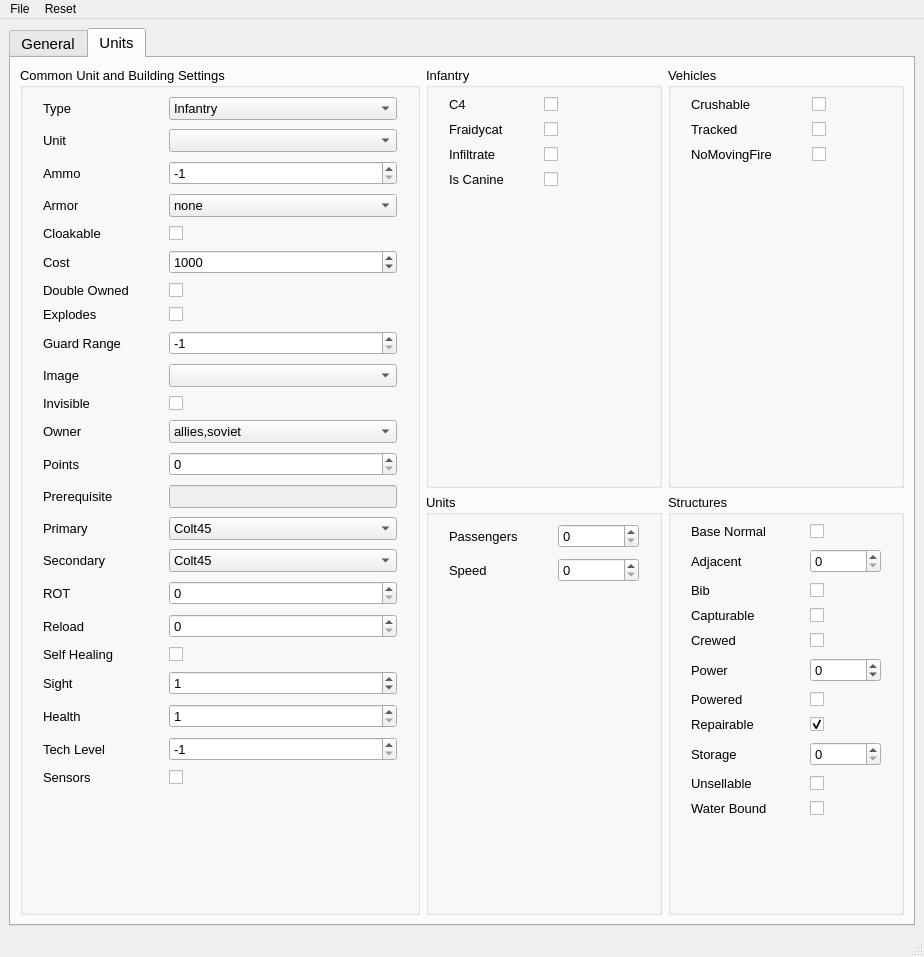
DavidWalshe93/Red-Alert-Remastered-Mod-Toolkit, file src/view/core/app.ui: the form before one commit.
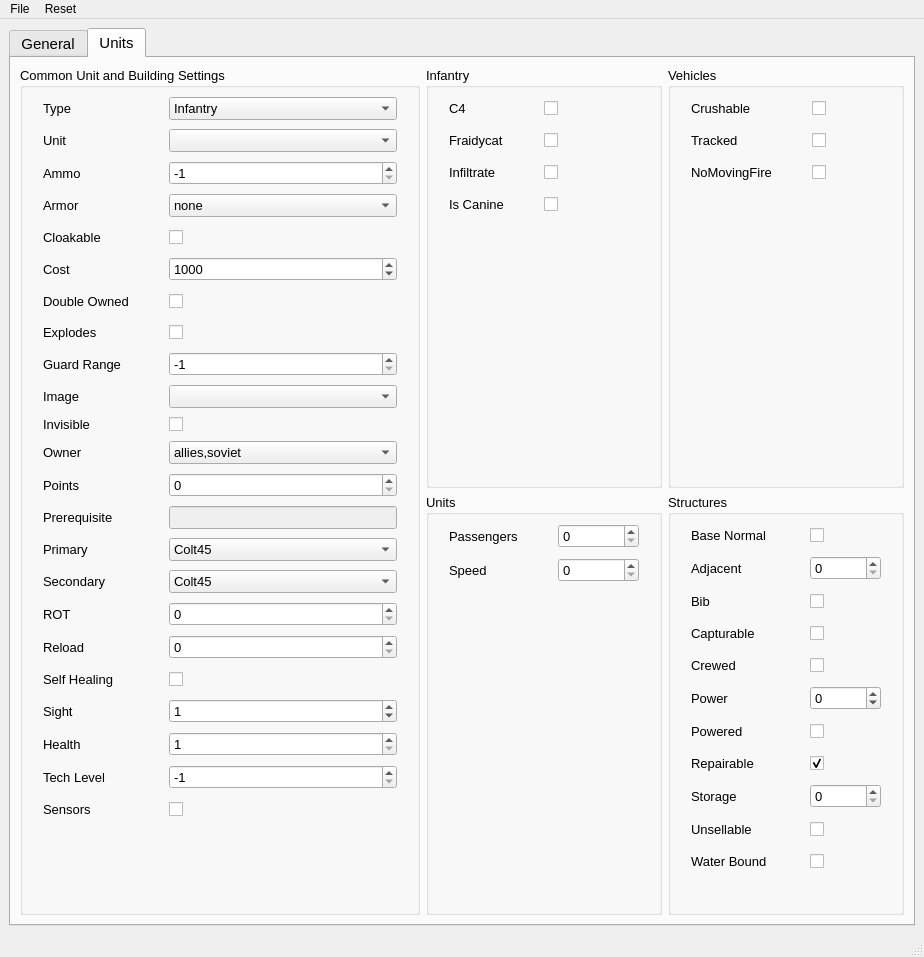
The form after the commit. The open tabs and pages were chosen to show the change. Icons and pictures are not drawn.

Commit message: Updated UI and view to prevent resizing on widget change.

What changed in the file:
```diff
--- a/src/view/core/app.ui
+++ b/src/view/core/app.ui
@@ -535,6 +535,12 @@
              </item>
              <item row="4" column="1">
               <widget class="QCheckBox" name="cloakableCheckBox">
+               <property name="minimumSize">
+                <size>
+                 <width>0</width>
+                 <height>22</height>
+                </size>
+               </property>
                <property name="font">
                 <font>
                  <pointsize>19</pointsize>
@@ -589,6 +595,12 @@
              </item>
              <item row="6" column="1">
               <widget class="QCheckBox" name="doubleOwnedCheckBox">
+               <property name="minimumSize">
+                <size>
+                 <width>0</width>
+                 <height>22</height>
+                </size>
+               </property>
                <property name="toolTip">
                 <string>Can be built/owned by all countries in a multiplayer game (def=no)?</string>
                </property>
@@ -609,6 +621,12 @@
              </item>
              <item row="7" column="1">
               <widget class="QCheckBox" name="explodesCheckBox">
+               <property name="minimumSize">
+                <size>
+                 <width>0</width>
+                 <height>22</height>
+                </size>
+               </property>
                <property name="toolTip">
                 <string>Does it explode violently when destroyed [i.e., does it do collateral damage] (def=no)?</string>
                </property>
@@ -1210,6 +1228,12 @@
              </item>
              <item row="18" column="1">
               <widget class="QCheckBox" name="selfHealingCheckBox">
+               <property name="minimumSize">
+                <size>
+                 <width>0</width>
+                 <height>22</height>
+                </size>
+               </property>
                <property name="toolTip">
                 <string>Does the object heal automatically up to half strength (def=no)?</string>
                </property>
@@ -1302,6 +1326,12 @@
              </item>
              <item row="22" column="1">
               <widget class="QCheckBox" name="sensorsCheckBox">
+               <property name="minimumSize">
+                <size>
+                 <width>0</width>
+                 <height>22</height>
+                </size>
+               </property>
                <property name="statusTip">
                 <string>Has sensors to detect nearby cloaked objects (def=no)?</string>
                </property>
@@ -1353,6 +1383,12 @@
                </item>
                <item row="0" column="1">
                 <widget class="QCheckBox" name="baseNormalCheckBox">
+                 <property name="minimumSize">
+                  <size>
+                   <width>0</width>
+                   <height>22</height>
+                  </size>
+                 </property>
                  <property name="toolTip">
                   <string>Considered for building adjacency checks (def=yes)?</string>
                  </property>
@@ -1393,6 +1429,12 @@
                </item>
                <item row="2" column="1">
                 <widget class="QCheckBox" name="bibCheckBox">
+                 <property name="minimumSize">
+                  <size>
+                   <width>0</width>
+                   <height>22</height>
+                  </size>
+                 </property>
                  <property name="toolTip">
                   <string>Should the building have an attached bib (def=no)?</string>
                  </property>
@@ -1413,6 +1455,12 @@
                </item>
                <item row="3" column="1">
                 <widget class="QCheckBox" name="capturableCheckBox">
+                 <property name="minimumSize">
+                  <size>
+                   <width>0</width>
+                   <height>22</height>
+                  </size>
+                 </property>
                  <property name="toolTip">
                   <string>Can this building be infiltrated by a spy/engineer (def=no)?</string>
                  </property>
@@ -1433,6 +1481,12 @@
                </item>
                <item row="4" column="1">
                 <widget class="QCheckBox" name="crewedCheckBox">
+                 <property name="minimumSize">
+                  <size>
+                   <width>0</width>
+                   <height>22</height>
+                  </size>
+                 </property>
                  <property name="toolTip">
                   <string>Does it contain a crew that can escape (def=no)?</string>
                  </property>
@@ -1479,6 +1533,12 @@
                </item>
                <item row="6" column="1">
                 <widget class="QCheckBox" name="poweredCheckBox">
+                 <property name="minimumSize">
+                  <size>
+                   <width>0</width>
+                   <height>22</height>
+                  </size>
+                 </property>
                  <property name="toolTip">
                   <string>Does it require power to function (def=no)?</string>
                  </property>
@@ -1499,6 +1559,12 @@
                </item>
                <item row="7" column="1">
                 <widget class="QCheckBox" name="repairableCheckBox">
+                 <property name="minimumSize">
+                  <size>
+                   <width>0</width>
+                   <height>22</height>
+                  </size>
+                 </property>
                  <property name="toolTip">
                   <string>Can it be repaired (def=yes)?</string>
                  </property>
@@ -1529,6 +1595,12 @@
                </item>
                <item row="9" column="1">
                 <widget class="QCheckBox" name="unsellableCheckBox">
+                 <property name="minimumSize">
+                  <size>
+                   <width>0</width>
+                   <height>22</height>
+                  </size>
+                 </property>
                  <property name="toolTip">
                   <string>Cannot sell this building (even if it can be built)?</string>
                  </property>
@@ -1549,6 +1621,12 @@
                </item>
                <item row="10" column="1">
                 <widget class="QCheckBox" name="waterBoundCheckBox">
+                 <property name="minimumSize">
+                  <size>
+                   <width>0</width>
+                   <height>22</height>
+                  </size>
+                 </property>
                  <property name="toolTip">
                   <string>Is this building placed on water only (def=no)?</string>
                  </property>
@@ -1611,6 +1689,12 @@
                </item>
                <item row="0" column="1">
                 <widget class="QCheckBox" name="c4CheckBox">
+                 <property name="minimumSize">
+                  <size>
+                   <width>0</width>
+                   <height>22</height>
+                  </size>
+                 </property>
                  <property name="statusTip">
                   <string>Equipped with building sabotage explosives [presumes Infiltrate is true] (def=no)?</string>
                  </property>
@@ -1637,6 +1721,12 @@
                </item>
                <item row="1" column="1">
                 <widget class="QCheckBox" name="fraidycatCheckBox">
+                 <property name="minimumSize">
+                  <size>
+                   <width>0</width>
+                   <height>22</height>
+                  </size>
+                 </property>
                  <property name="statusTip">
                   <string>Is it inherently afraid and will panic easily (def=no)?</string>
                  </property>
@@ -1660,6 +1750,12 @@
                </item>
                <item row="2" column="1">
                 <widget class="QCheckBox" name="infiltrateCheckBox">
+                 <property name="minimumSize">
+                  <size>
+                   <width>0</width>
+                   <height>22</height>
+                  </size>
+                 </property>
                  <property name="statusTip">
                   <string>Can it enter a building like a spy or thief (def=no)?</string>
                  </property>
@@ -1676,6 +1772,12 @@
                </item>
                <item row="3" column="1">
                 <widget class="QCheckBox" name="isCanineCheckBox">
+                 <property name="minimumSize">
+                  <size>
+                   <width>0</width>
+                   <height>22</height>
+                  </size>
+                 </property>
                  <property name="statusTip">
                   <string>Should special case dog logic be applied to this?</string>
                  </property>
@@ -1732,6 +1834,12 @@
                </item>
                <item row="0" column="1">
                 <widget class="QCheckBox" name="crushableCheckBox">
+                 <property name="minimumSize">
+                  <size>
+                   <width>0</width>
+                   <height>22</height>
+                  </size>
+                 </property>
                  <property name="toolTip">
                   <string>Can it be crushed by a heavy tracked vehicle (def=no)?</string>
                  </property>
@@ -1752,6 +1860,12 @@
                </item>
                <item row="1" column="1">
                 <widget class="QCheckBox" name="trackedCheckBox">
+                 <property name="minimumSize">
+                  <size>
+                   <width>0</width>
+                   <height>22</height>
+                  </size>
+                 </property>
                  <property name="toolTip">
                   <string>Is this vehicle tracked [as opposed to wheeled] (def=no)?</string>
                  </property>
@@ -1772,6 +1886,12 @@
                </item>
                <item row="2" column="1">
                 <widget class="QCheckBox" name="noMovingFireCheckBox">
+                 <property name="minimumSize">
+                  <size>
+                   <width>0</width>
+                   <height>22</height>
+                  </size>
+                 </property>
                  <property name="toolTip">
                   <string>The vehicle must stop before it can fire (def=no)?</string>
                  </property>
```
Left out of the diff: 8 changed lines with no effect on the pictures. The commit also changes 2 other files.
